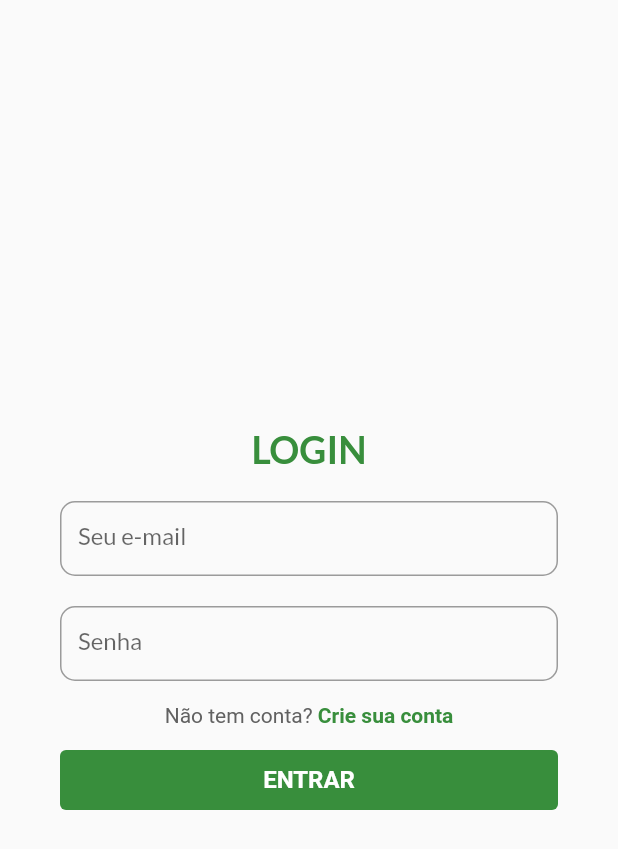
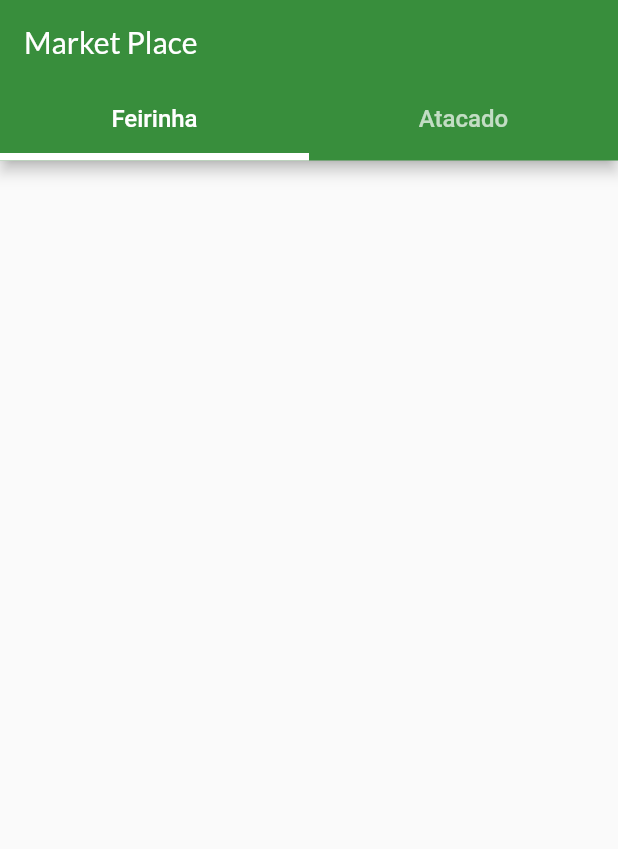
Before and after one commit to lucascyber/fiap_igricultor, a Flutter app: the screen it shows after launch, after a tap on "ENTRAR", on a phone screen of 412 x 824 dp. Shown: the top 849 px of the screen. Run offline on Flutter 3.47's test engine with Material 2 defaults, Android fonts, the phone set to English and light mode, and no system bars; our stand-ins replace google_fonts.

Commit message:
Add interanl page structure

```diff
--- a/igricultor_app/lib/auth/pages/auth_page.dart
+++ b/igricultor_app/lib/auth/pages/auth_page.dart
@@ -27,7 +27,7 @@ class _AuthPageState extends State<AuthPage> {
                   )
                 : SignUpForm(
                     onChangePage: () => setState(() => _isLogin = true),
-                    onLogin: () => {},
+                    onSignUp: () => {},
                   ),
           ),
         ],
--- a/igricultor_app/lib/auth/widgets/login_form.dart.dart
+++ b/igricultor_app/lib/auth/widgets/login_form.dart.dart
@@ -20,7 +20,7 @@ class LoginForm extends StatelessWidget {
         child: Column(
           children: <Widget>[
             Text(
-              'LOGIN',
+              'ENTRE',
               style: TextStyle(
                   fontSize: 25,
                   fontWeight: FontWeight.bold,
@@ -84,7 +84,7 @@ class LoginForm extends StatelessWidget {
                     fontSize: 16,
                   ),
                 ),
-                onPressed: () => {},
+                onPressed: () => onLogin(),
                 child: const Text('ENTRAR'),
               ),
             ),
--- a/igricultor_app/lib/auth/widgets/signup_form.dart.dart
+++ b/igricultor_app/lib/auth/widgets/signup_form.dart.dart
@@ -4,12 +4,12 @@ import 'package:flutter/material.dart';
 class SignUpForm extends StatelessWidget {
   final GlobalKey<FormState> _formKey = GlobalKey<FormState>();
   final VoidCallback onChangePage;
-  final VoidCallback onLogin;
+  final VoidCallback onSignUp;
 
   SignUpForm({
     Key? key,
     required this.onChangePage,
-    required this.onLogin,
+    required this.onSignUp,
   }) : super(key: key);
 
   @override
@@ -123,7 +123,7 @@ class SignUpForm extends StatelessWidget {
                     fontSize: 16,
                   ),
                 ),
-                onPressed: () => {},
+                onPressed: () => onSignUp(),
                 child: const Text('REGISTRAR'),
               ),
             ),
--- a/igricultor_app/lib/main.dart
+++ b/igricultor_app/lib/main.dart
@@ -1,6 +1,7 @@
 import 'package:flutter/material.dart';
 import 'package:google_fonts/google_fonts.dart';
 import 'package:igricultor_app/auth/pages/auth_page.dart';
+import 'package:igricultor_app/private/pages/home_page.dart';
 
 void main() {
   runApp(const MyApp());
@@ -17,6 +18,7 @@ class MyApp extends StatelessWidget {
       initialRoute: '/',
       routes: {
         '/': (context) => const AuthPage(),
+        '/home': (context) => const HomePage(),
       },
       theme: ThemeData(
         textTheme: GoogleFonts.latoTextTheme(
--- /dev/null
+++ b/igricultor_app/lib/private/pages/commerce_page.dart
@@ -0,0 +1,10 @@
+import 'package:flutter/material.dart';
+
+class CommercePage extends StatelessWidget {
+  const CommercePage({Key? key}) : super(key: key);
+
+  @override
+  Widget build(BuildContext context) {
+    return Container();
+  }
+}
--- /dev/null
+++ b/igricultor_app/lib/private/pages/fair_page.dart
@@ -0,0 +1,10 @@
+import 'package:flutter/material.dart';
+
+class FairPage extends StatelessWidget {
+  const FairPage({Key? key}) : super(key: key);
+
+  @override
+  Widget build(BuildContext context) {
+    return Container();
+  }
+}
--- /dev/null
+++ b/igricultor_app/lib/private/pages/home_page.dart
@@ -0,0 +1,99 @@
+import 'package:flutter/material.dart';
+import 'package:igricultor_app/private/pages/commerce_page.dart';
+import 'package:igricultor_app/private/pages/fair_page.dart';
+
+class HomePage extends StatefulWidget {
+  const HomePage({Key? key}) : super(key: key);
+
+  @override
+  _HomePageState createState() => _HomePageState();
+}
+
+class _HomePageState extends State<HomePage>
+    with SingleTickerProviderStateMixin, RestorationMixin {
+  TabController? _tabController;
+
+  final RestorableInt tabIndex = RestorableInt(0);
+
+  @override
+  void initState() {
+    super.initState();
+    _tabController = TabController(
+      initialIndex: 0,
+      length: 2,
+      vsync: this,
+    );
+    _tabController!.addListener(() {
+      setState(() {
+        tabIndex.value = _tabController!.index;
+      });
+    });
+  }
+
+  @override
+  void dispose() {
+    _tabController!.dispose();
+    tabIndex.dispose();
+    super.dispose();
+  }
+
+  @override
+  Widget build(BuildContext context) {
+    final List<HomeTabItem> tabs = [
+      HomeTabItem(
+        title: 'Feirinha',
+        page: const FairPage(),
+      ),
+      HomeTabItem(
+        title: 'Atacado',
+        page: const CommercePage(),
+      ),
+    ];
+
+    return Scaffold(
+      appBar: AppBar(
+        backgroundColor: Colors.green.shade700,
+        automaticallyImplyLeading: false,
+        title: const Text('Market Place'),
+        bottom: TabBar(
+          controller: _tabController,
+          isScrollable: false,
+          indicatorColor: Colors.white,
+          indicatorWeight: 5,
+          labelStyle: const TextStyle(fontSize: 16),
+          tabs: [
+            for (final tab in tabs) Tab(text: tab.title),
+          ],
+        ),
+      ),
+      body: TabBarView(
+        controller: _tabController,
+        children: [
+          for (final tab in tabs)
+            Center(
+              child: tab.page,
+            ),
+        ],
+      ),
+    );
+  }
+
+  @override
+  String get restorationId => 'tab_non_scrollable_demo';
+
+  @override
+  void restoreState(RestorationBucket? oldBucket, bool initialRestore) {
+    registerForRestoration(tabIndex, 'tab_index');
+    _tabController!.index = tabIndex.value;
+  }
+}
+
+class HomeTabItem {
+  HomeTabItem({
+    required this.title,
+    required this.page,
+  });
+
+  final String title;
+  final Widget page;
+}
```
